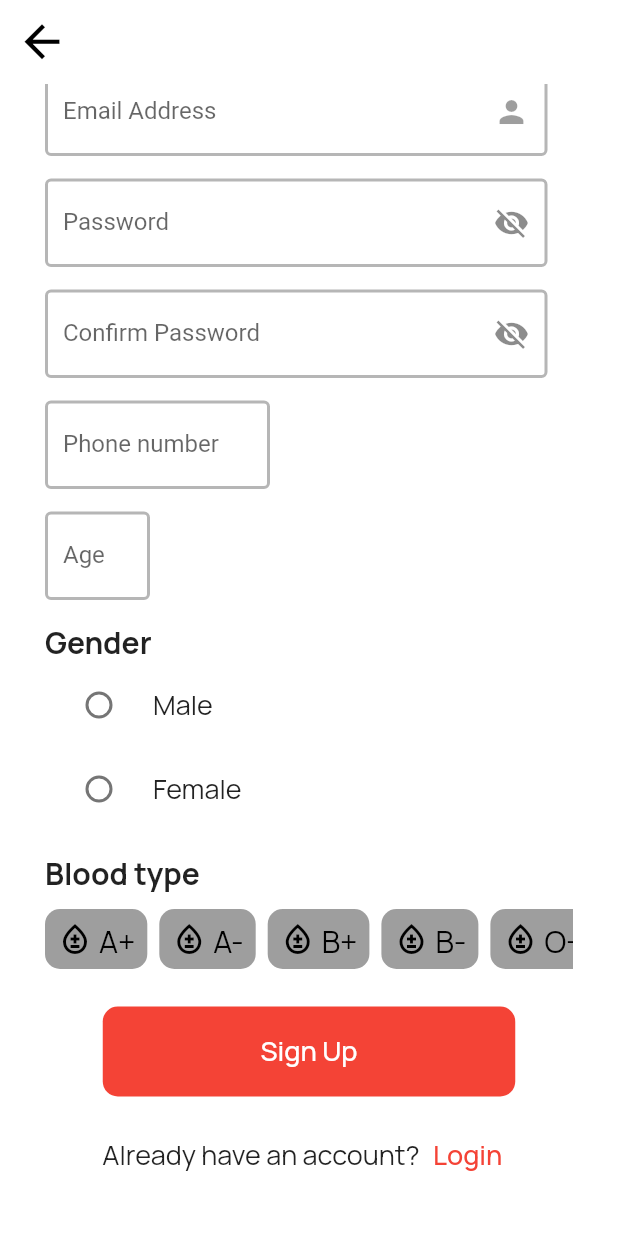
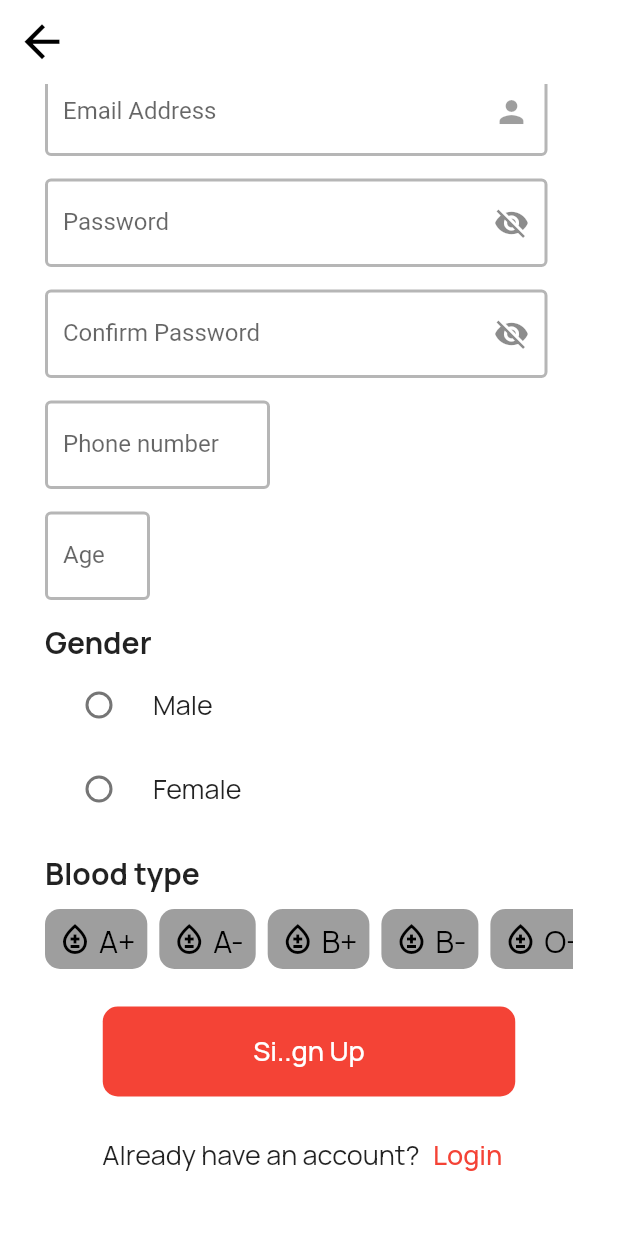
Before and after one commit to abdallah-bassam/Blood-Donation, a Flutter app: the SignUp screen opened directly, scrolled down 272 dp, on a phone screen of 412 x 824 dp. Run offline on Flutter 3.47's test engine with Material 2 defaults, Android fonts, the phone set to English and light mode, and no system bars; our stand-ins replace bloc, dio, firebase_core, firebase_messaging, flutter_bloc, smooth_page_indicator; missing offline and left inert: alert_dialog; accounts and stored records are empty.

Commit message:
most than 2 files edited3

```diff
--- a/lib/screens/sign_up.dart
+++ b/lib/screens/sign_up.dart
@@ -431,7 +431,7 @@ class SignUp extends StatelessWidget {
                                 formKey.currentState!.save();
                               }
                             },
-                            text: "Sign Up"),
+                            text: "Si..gn Up"),
                         SizedBox(
                           height: 15,
                         ),
```
